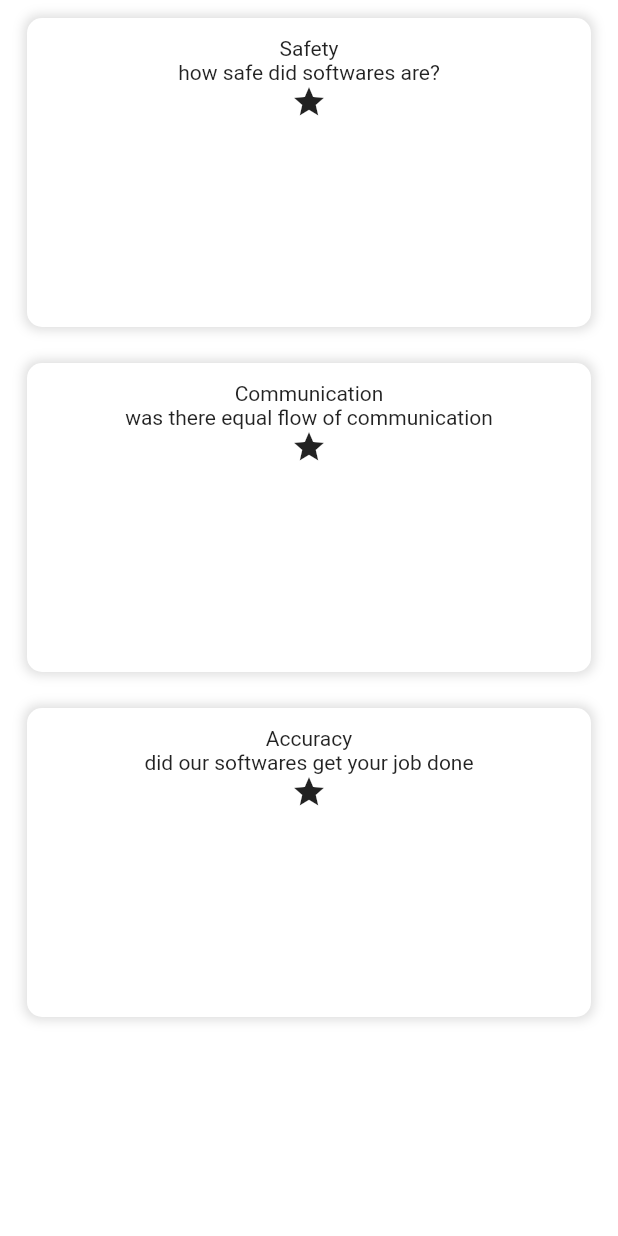
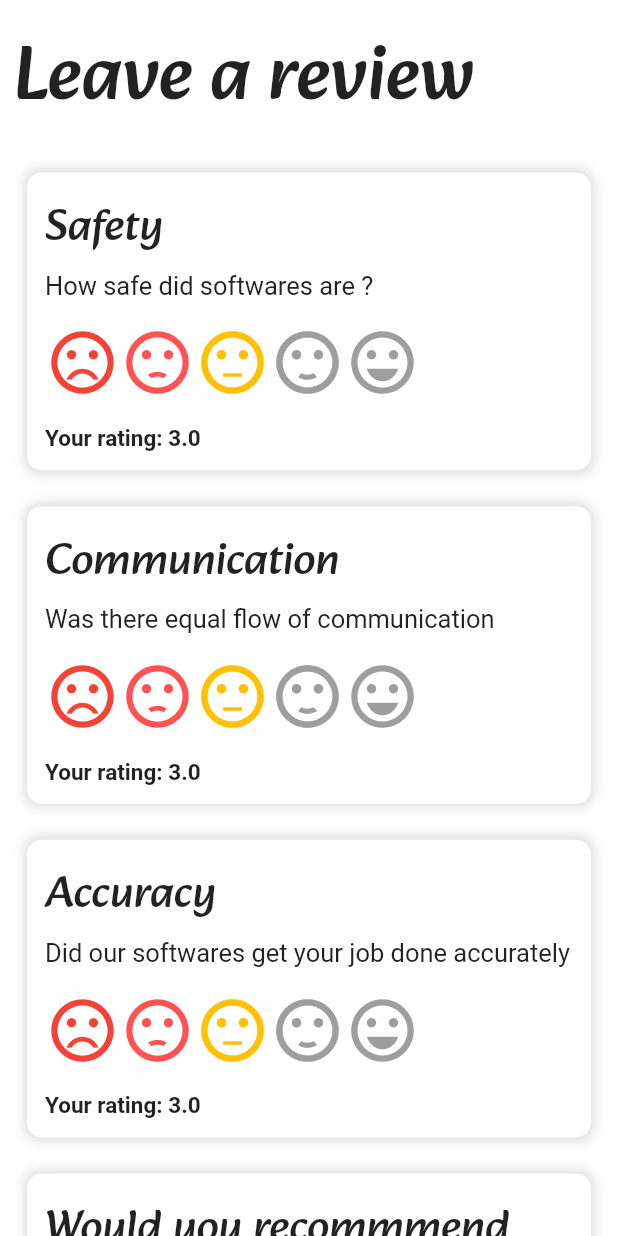
Before and after one commit to priyanshu251/opinio, a Flutter app: the FeedbackPage screen opened directly, on a phone screen of 412 x 824 dp. Run offline on Flutter 3.47's test engine with Material 2 defaults, Android fonts, the phone set to English and light mode, and no system bars; drawn by our look-alikes of flutter_rating_bar; missing offline and left inert: qr_code_scanner.

Commit message:
second commit

```diff
--- /dev/null
+++ b/lib/constants.dart
@@ -0,0 +1,8 @@
+import 'package:flutter/material.dart';
+
+const kreviewTitle = TextStyle(
+    fontSize: 30, fontFamily: 'alkatra', fontWeight: FontWeight.normal);
+
+const kreviewDescription = TextStyle(fontSize: 17);
+
+const krating = TextStyle(fontSize: 15, fontWeight: FontWeight.bold);
--- a/lib/feedback_page.dart
+++ b/lib/feedback_page.dart
@@ -1,5 +1,6 @@
 import 'package:flutter/material.dart';
 import 'package:flutter_rating_bar/flutter_rating_bar.dart';
+import 'package:practice2/constants.dart';
 
 class FeedbackPage extends StatefulWidget {
   FeedbackPage({Key? key, this.code}) : super(key: key);
@@ -9,6 +10,14 @@ class FeedbackPage extends StatefulWidget {
 }
 
 class _FeedbackPageState extends State<FeedbackPage> {
+  Color? disabledUpIconColor = Color.fromARGB(255, 135, 135, 135);
+  Color? disabledDownIconColor = Color.fromARGB(255, 135, 135, 135);
+  Color? abledUpIconColor = Colors.green[400];
+  Color? abledDownIconColor = Colors.red[400];
+  double? safetyRating = 3;
+  double? communicationRating = 3;
+  double? accuracyRating = 3;
+
   @override
   Widget build(BuildContext context) {
     double screenWidth = MediaQuery.of(context).size.width;
@@ -16,25 +25,62 @@ class _FeedbackPageState extends State<FeedbackPage> {
     return Scaffold(
         backgroundColor: Colors.white,
         body: SafeArea(
+          child: Column(
+            crossAxisAlignment: CrossAxisAlignment.start,
+            children: [
+              Container(
+                margin: const EdgeInsets.fromLTRB(9, 10, 10, 9),
+                child: const Text(
+                  'Leave a review',
+                  style: TextStyle(
+                      fontSize: 50,
+                      fontFamily: "alkatra",
+                      fontWeight: FontWeight.w500),
+                ),
+              ),
+              Expanded(
                 child: SingleChildScrollView(
                   child: Column(
-              crossAxisAlignment: CrossAxisAlignment.center,
                     children: [
                       ratingCard(
-                    screenHeight, 'Safety', 'how safe did softwares are?'),
-                ratingCard(screenHeight, 'Communication',
-                    'was there equal flow of communication'),
-                ratingCard(screenHeight, 'Accuracy',
-                    'did our softwares get your job done')
+                          screenHeight,
+                          'Safety',
+                          'How safe did softwares are ?',
+                          safetyRating!, (userSafetyRating) {
+                        setState(() {
+                          safetyRating = userSafetyRating;
+                        });
+                      }),
+                      ratingCard(
+                          screenHeight,
+                          'Communication',
+                          'Was there equal flow of communication',
+                          communicationRating!, (userCommunicationRating) {
+                        setState(() {
+                          communicationRating = userCommunicationRating;
+                        });
+                      }),
+                      ratingCard(
+                          screenHeight,
+                          'Accuracy',
+                          'Did our softwares get your job done accurately',
+                          accuracyRating!, (userAccuracyRating) {
+                        setState(() {
+                          accuracyRating = userAccuracyRating;
+                        });
+                      }),
+                      recommendationCard(screenHeight),
                     ],
                   ),
+                ),
+              ),
+            ],
           ),
         ));
   }
 
-  Container ratingCard(double screenHeight, String title, String description) {
+  Container recommendationCard(double screenHeight) {
     return Container(
-      height: screenHeight * (1 / 4),
       width: double.infinity,
       margin: const EdgeInsets.symmetric(horizontal: 18, vertical: 12),
       padding: const EdgeInsets.all(12),
@@ -51,10 +97,124 @@ class _FeedbackPageState extends State<FeedbackPage> {
         borderRadius: BorderRadius.circular(10),
       ),
       child: Column(
+        crossAxisAlignment: CrossAxisAlignment.start,
+        mainAxisAlignment: MainAxisAlignment.spaceEvenly,
         children: [
-          Text(title),
-          Text(description),
-          const Icon(Icons.star),
+          const Text('Would you recommmend the Sigma IT softwares ?',
+              style: kreviewTitle),
+          SizedBox(
+            height: screenHeight * 0.01,
+          ),
+          Row(
+            children: [
+              IconButton(
+                icon:
+                    Icon(Icons.thumb_up, size: 40, color: disabledUpIconColor),
+                onPressed: () {
+                  setState(() {
+                    disabledUpIconColor = abledUpIconColor;
+                  });
+                },
+              ),
+              const SizedBox(
+                width: 65,
+              ),
+              IconButton(
+                icon: Icon(Icons.thumb_down,
+                    size: 40, color: disabledDownIconColor),
+                onPressed: () {
+                  setState(() {
+                    disabledDownIconColor = abledDownIconColor;
+                  });
+                },
+              ),
+            ],
+          ),
+          SizedBox(
+            height: screenHeight * 0.02,
+          ),
+        ],
+      ),
+    );
+  }
+
+  Container ratingCard(double screenHeight, String title, String description,
+      double rating, void Function(double) onChanged) {
+    return Container(
+      width: double.infinity,
+      margin: const EdgeInsets.symmetric(horizontal: 18, vertical: 12),
+      padding: const EdgeInsets.all(12),
+      decoration: BoxDecoration(
+        color: Colors.white,
+        boxShadow: const [
+          BoxShadow(
+            color: Color(0xffDDDDDD),
+            blurRadius: 6.0,
+            spreadRadius: 2.0,
+            offset: Offset(0.0, 0.0),
+          )
+        ],
+        borderRadius: BorderRadius.circular(10),
+      ),
+      child: Column(
+        crossAxisAlignment: CrossAxisAlignment.start,
+        mainAxisAlignment: MainAxisAlignment.spaceEvenly,
+        children: [
+          Text(title, style: kreviewTitle),
+          SizedBox(
+            height: screenHeight * 0.003,
+          ),
+          Text(description, style: kreviewDescription),
+          SizedBox(
+            height: screenHeight * 0.02,
+          ),
+          RatingBar.builder(
+            itemSize: 50,
+            initialRating: 3,
+            itemCount: 5,
+            itemBuilder: (context, index) {
+              switch (index) {
+                case 0:
+                  return const Icon(
+                    Icons.sentiment_very_dissatisfied,
+                    color: Colors.red,
+                    size: 25,
+                  );
+                case 1:
+                  return const Icon(
+                    Icons.sentiment_dissatisfied,
+                    color: Colors.redAccent,
+                  );
+                case 2:
+                  return const Icon(
+                    Icons.sentiment_neutral,
+                    color: Colors.amber,
+                  );
+                case 3:
+                  return const Icon(
+                    Icons.sentiment_satisfied,
+                    color: Colors.lightGreen,
+                  );
+                case 4:
+                  return const Icon(
+                    Icons.sentiment_very_satisfied,
+                    color: Colors.green,
+                  );
+                default:
+                  return const Icon(
+                    Icons.sentiment_neutral,
+                    color: Colors.amber,
+                  );
+              }
+            },
+            onRatingUpdate: (rating) {
+              onChanged(rating);
+            },
+          ),
+          SizedBox(
+            height: screenHeight * 0.02,
+          ),
+          Text('Your rating: $rating', style: krating)
         ],
       ),
     );
```
Also changed, not shown: pubspec.yaml (+4 -4 lines), fonts/Alkatra-VariableFont_wght.ttf (added). Lines whose indentation alone changed are shown as unchanged.
